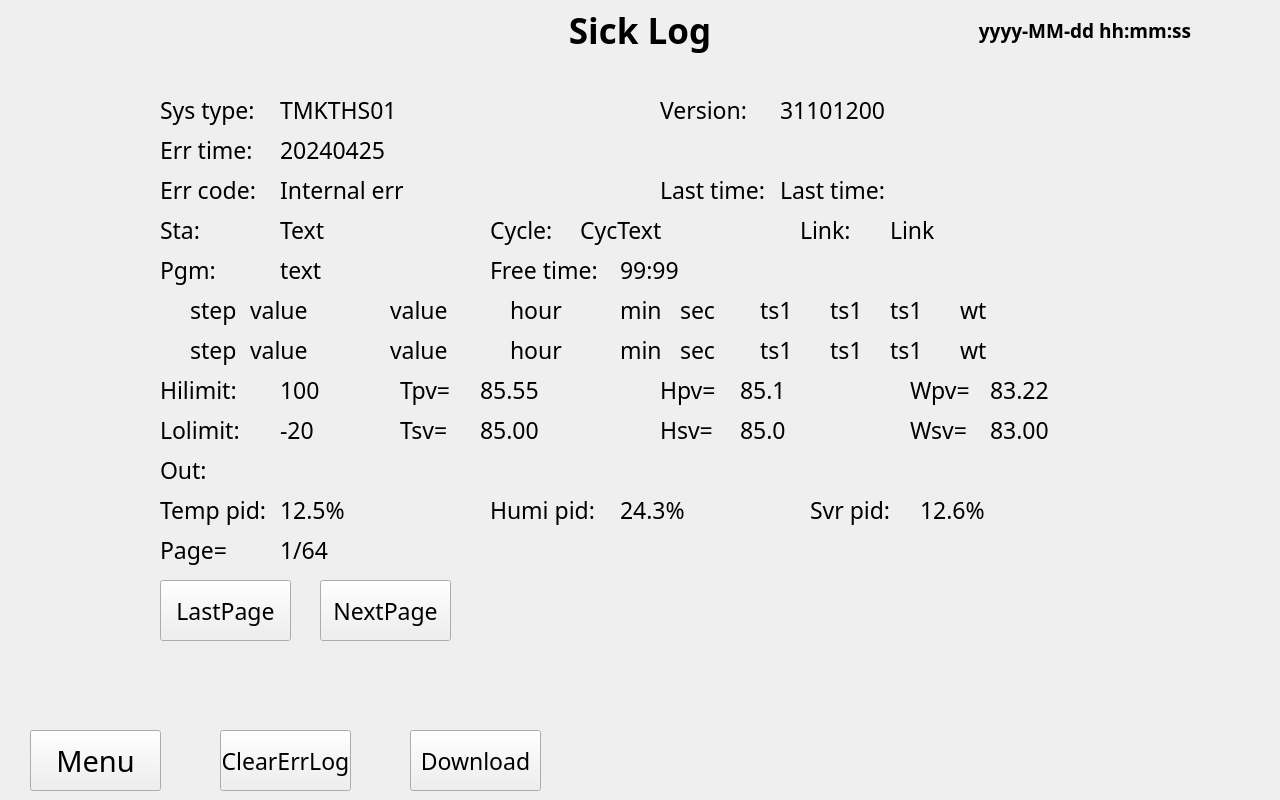
First picture: the form in error_log.ui, repository qingdouke/TemakViews, before the edit.
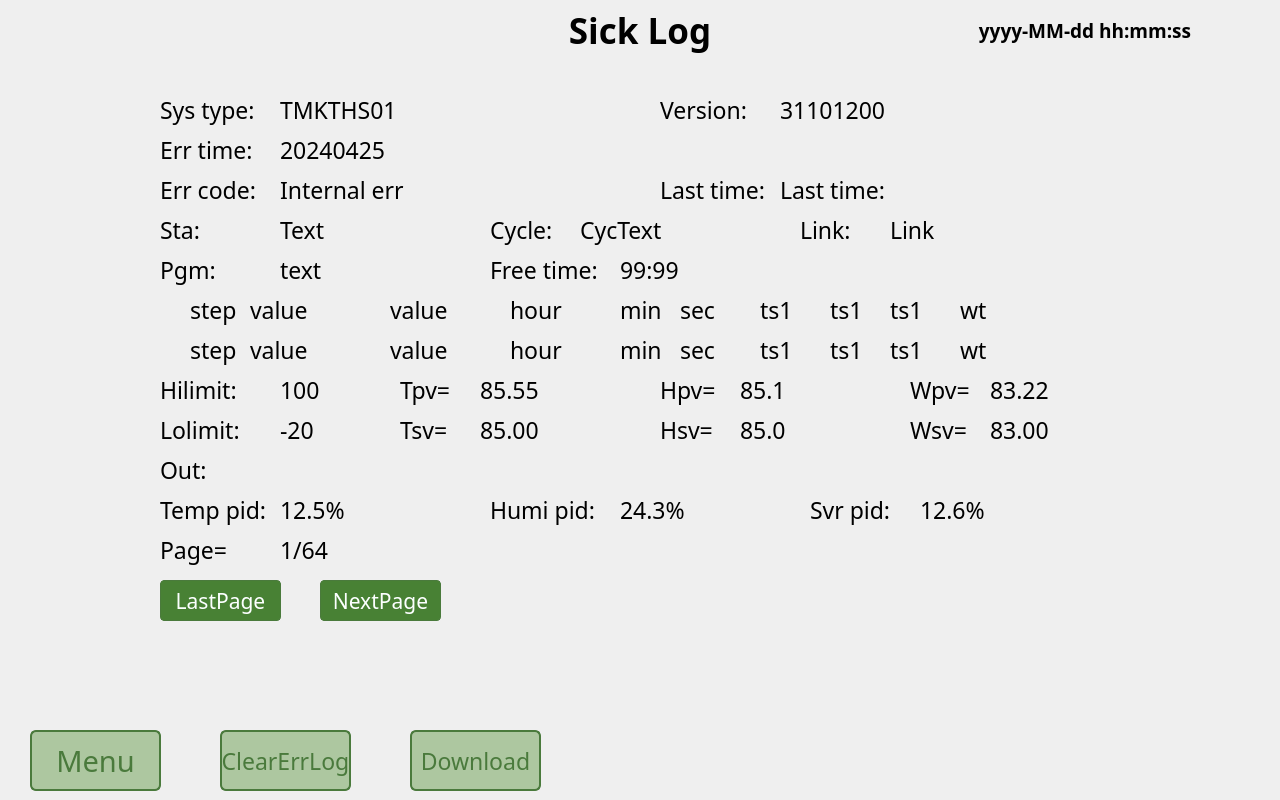
Second picture: the form after the edit.

Diff of the .ui file:
```diff
--- a/error_log.ui
+++ b/error_log.ui
@@ -1168,16 +1168,35 @@
      <rect>
       <x>160</x>
       <y>520</y>
-      <width>131</width>
-      <height>61</height>
+      <width>121</width>
+      <height>41</height>
      </rect>
     </property>
     <property name="font">
      <font>
       <family>思源黑体</family>
-      <pointsize>17</pointsize>
+      <pointsize>16</pointsize>
      </font>
     </property>
+    <property name="styleSheet">
+     <string notr="true">QPushButton {
+    /* 正常状态 */
+	border:1px solid rgb(74,122,60);
+	background-color:rgb(72, 129, 52);
+	border-radius:4px;
+    color:rgb(252,255,255);
+}
+
+QPushButton:hover {
+    /* 鼠标停留状态 */
+    background-color: rgb(184, 192, 193);
+}
+
+QPushButton:pressed {
+    /* 鼠标按下状态 */
+    background-color: rgb(255,255,255);
+}</string>
+    </property>
     <property name="text">
      <string>LastPage</string>
     </property>
@@ -1187,16 +1206,35 @@
      <rect>
       <x>320</x>
       <y>520</y>
-      <width>131</width>
-      <height>61</height>
+      <width>121</width>
+      <height>41</height>
      </rect>
     </property>
     <property name="font">
      <font>
       <family>思源黑体</family>
-      <pointsize>17</pointsize>
+      <pointsize>16</pointsize>
      </font>
     </property>
+    <property name="styleSheet">
+     <string notr="true">QPushButton {
+    /* 正常状态 */
+	border:1px solid rgb(74,122,60);
+	background-color:rgb(72, 129, 52);
+	border-radius:4px;
+    color:rgb(252,255,255);
+}
+
+QPushButton:hover {
+    /* 鼠标停留状态 */
+    background-color: rgb(184, 192, 193);
+}
+
+QPushButton:pressed {
+    /* 鼠标按下状态 */
+    background-color: rgb(255,255,255);
+}</string>
+    </property>
     <property name="text">
      <string>NextPage</string>
     </property>
@@ -2085,6 +2123,26 @@
       <pointsize>22</pointsize>
      </font>
     </property>
+    <property name="styleSheet">
+     <string notr="true">QPushButton {
+    /* 正常状态 */
+	border:2px solid rgb(74,122,60);
+	background-color:rgb(173,199,160);
+	border-radius:6px;
+    color:rgb(74,122,60);
+}
+
+QPushButton:hover {
+    /* 鼠标停留状态 */
+    background-color: rgb(184, 192, 193);
+}
+
+QPushButton:pressed {
+    /* 鼠标按下状态 */
+
+    background-color: rgb(255,255,255);
+}</string>
+    </property>
     <property name="text">
      <string>Menu</string>
     </property>
@@ -2104,6 +2162,26 @@
       <pointsize>17</pointsize>
      </font>
     </property>
+    <property name="styleSheet">
+     <string notr="true">QPushButton {
+    /* 正常状态 */
+	border:2px solid rgb(74,122,60);
+	background-color:rgb(173,199,160);
+	border-radius:6px;
+    color:rgb(74,122,60);
+}
+
+QPushButton:hover {
+    /* 鼠标停留状态 */
+    background-color: rgb(184, 192, 193);
+}
+
+QPushButton:pressed {
+    /* 鼠标按下状态 */
+
+    background-color: rgb(255,255,255);
+}</string>
+    </property>
     <property name="text">
      <string>Download</string>
     </property>
@@ -2123,6 +2201,26 @@
       <pointsize>17</pointsize>
      </font>
     </property>
+    <property name="styleSheet">
+     <string notr="true">QPushButton {
+    /* 正常状态 */
+	border:2px solid rgb(74,122,60);
+	background-color:rgb(173,199,160);
+	border-radius:6px;
+    color:rgb(74,122,60);
+}
+
+QPushButton:hover {
+    /* 鼠标停留状态 */
+    background-color: rgb(184, 192, 193);
+}
+
+QPushButton:pressed {
+    /* 鼠标按下状态 */
+
+    background-color: rgb(255,255,255);
+}</string>
+    </property>
     <property name="text">
      <string>ClearErrLog</string>
     </property>
```
